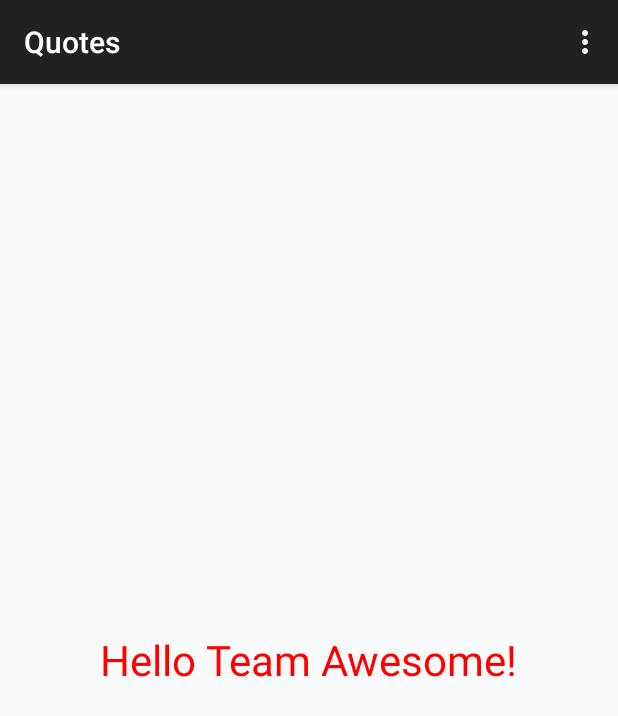
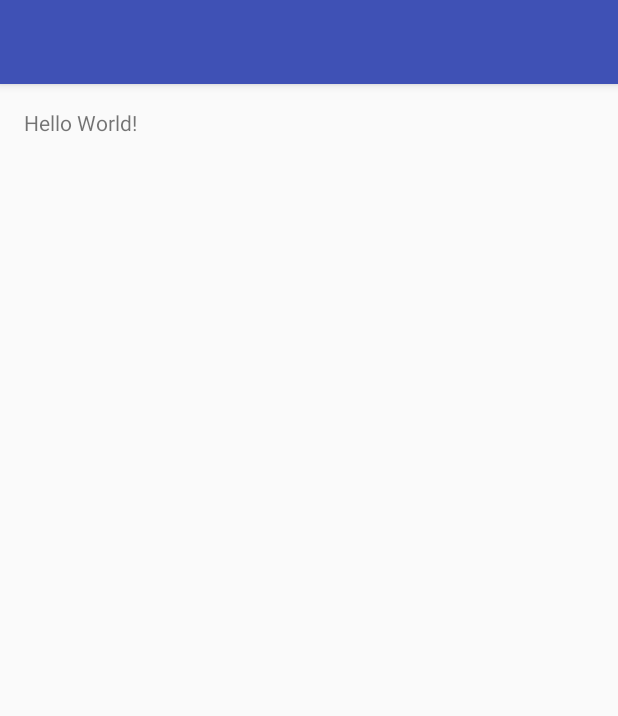
Before and after one commit to thexwts/cs246-quotes-app, an Android app: the screen it shows after launch (MainActivity), on a phone screen of 412 x 824 dp. Shown: the top 716 px of the screen. Run offline under Robolectric (Android 15) with nearby library versions, the phone set to English and light mode, and no system bars.

Commit message:
Fresh start

```diff
--- /dev/null
+++ b/app/src/main/java/edu/groupawesome/quotetracker/MainActivity.java
@@ -0,0 +1,13 @@
+package edu.groupawesome.quotetracker;
+
+import android.support.v7.app.AppCompatActivity;
+import android.os.Bundle;
+
+public class MainActivity extends AppCompatActivity {
+
+    @Override
+    protected void onCreate(Bundle savedInstanceState) {
+        super.onCreate(savedInstanceState);
+        setContentView(R.layout.activity_main);
+    }
+}
--- a/app/src/main/java/edu/teamawesome/cs246/quotes/MainActivity.java
+++ /dev/null
@@ -1,37 +0,0 @@
-package edu.teamawesome.cs246.quotes;
-
-import android.os.Bundle;
-import android.support.v7.app.ActionBarActivity;
-import android.view.Menu;
-import android.view.MenuItem;
-
-public class MainActivity extends ActionBarActivity {
-
-    @Override
-    protected void onCreate(Bundle savedInstanceState) {
-        super.onCreate(savedInstanceState);
-        setContentView(R.layout.activity_main);
-    }
-
-    @Override
-    public boolean onCreateOptionsMenu(Menu menu) {
-        // Inflate the menu; this adds items to the action bar if it is present.
-        getMenuInflater().inflate(R.menu.menu_main, menu);
-        return true;
-    }
-
-    @Override
-    public boolean onOptionsItemSelected(MenuItem item) {
-        // Handle action bar item clicks here. The action bar will
-        // automatically handle clicks on the Home/Up button, so long
-        // as you specify a parent activity in AndroidManifest.xml.
-        int id = item.getItemId();
-
-        //noinspection SimplifiableIfStatement
-        if (id == R.id.action_settings) {
-            return true;
-        }
-
-        return super.onOptionsItemSelected(item);
-    }
-}
--- a/app/src/main/res/layout/activity_main.xml
+++ b/app/src/main/res/layout/activity_main.xml
@@ -1,18 +1,27 @@
 <?xml version="1.0" encoding="utf-8"?>
-<RelativeLayout
+<android.support.design.widget.CoordinatorLayout
         xmlns:android="http://schemas.android.com/apk/res/android"
+        xmlns:app="http://schemas.android.com/apk/res-auto"
         xmlns:tools="http://schemas.android.com/tools"
         android:layout_width="match_parent"
         android:layout_height="match_parent"
-        android:paddingLeft="@dimen/activity_horizontal_margin"
-        android:paddingRight="@dimen/activity_horizontal_margin"
-        android:paddingTop="@dimen/activity_vertical_margin"
-        android:paddingBottom="@dimen/activity_vertical_margin"
-        tools:context="edu.teamawesome.cs246.quotes.MainActivity">
+        android:fitsSystemWindows="true"
+        tools:context="edu.groupawesome.quotetracker.MainActivity">
 
-    <TextView
-            android:text="Hello Team Awesome!"
-            android:layout_width="wrap_content"
-            android:layout_height="wrap_content" android:layout_centerVertical="true"
-            android:layout_centerHorizontal="true" android:textColor="#ff0000" android:textSize="28sp"/>
-</RelativeLayout>
+    <android.support.design.widget.AppBarLayout
+            android:layout_height="wrap_content"
+            android:layout_width="match_parent"
+            android:theme="@style/AppTheme.AppBarOverlay">
+
+        <android.support.v7.widget.Toolbar
+                android:id="@+id/toolbar"
+                android:layout_width="match_parent"
+                android:layout_height="?attr/actionBarSize"
+                android:background="?attr/colorPrimary"
+                app:popupTheme="@style/AppTheme.PopupOverlay"/>
+
+    </android.support.design.widget.AppBarLayout>
+
+    <include layout="@layout/content_main"/>
+
+</android.support.design.widget.CoordinatorLayout>
--- /dev/null
+++ b/app/src/main/res/layout/content_main.xml
@@ -0,0 +1,21 @@
+<?xml version="1.0" encoding="utf-8"?>
+<RelativeLayout
+        xmlns:android="http://schemas.android.com/apk/res/android"
+        xmlns:tools="http://schemas.android.com/tools"
+        xmlns:app="http://schemas.android.com/apk/res-auto"
+        android:layout_width="match_parent"
+        android:layout_height="match_parent"
+        android:paddingLeft="@dimen/activity_horizontal_margin"
+        android:paddingRight="@dimen/activity_horizontal_margin"
+        android:paddingTop="@dimen/activity_vertical_margin"
+        android:paddingBottom="@dimen/activity_vertical_margin"
+        app:layout_behavior="@string/appbar_scrolling_view_behavior"
+        tools:showIn="@layout/activity_main"
+        tools:context="edu.groupawesome.quotetracker.MainActivity">
+
+    <TextView
+        android:layout_width="wrap_content"
+        android:layout_height="wrap_content"
+        android:text="Hello World!" />
+
+</RelativeLayout>
--- a/app/src/main/res/menu/menu_main.xml
+++ /dev/null
@@ -1,9 +0,0 @@
-<menu xmlns:android="http://schemas.android.com/apk/res/android"
-      xmlns:app="http://schemas.android.com/apk/res-auto"
-      xmlns:tools="http://schemas.android.com/tools"
-      tools:context="edu.teamawesome.cs246.quotes.MainActivity">
-    <item android:id="@+id/action_settings"
-          android:title="@string/action_settings"
-          android:orderInCategory="100"
-          app:showAsAction="never"/>
-</menu>
--- /dev/null
+++ b/app/src/main/res/values-v21/styles.xml
@@ -0,0 +1,9 @@
+<resources>>
+
+    <style name="AppTheme.NoActionBar">
+        <item name="windowActionBar">false</item>
+        <item name="windowNoTitle">true</item>
+        <item name="android:windowDrawsSystemBarBackgrounds">true</item>
+        <item name="android:statusBarColor">@android:color/transparent</item>
+    </style>
+</resources>
--- /dev/null
+++ b/app/src/main/res/values/colors.xml
@@ -0,0 +1,6 @@
+<?xml version="1.0" encoding="utf-8"?>
+<resources>
+    <color name="colorPrimary">#3F51B5</color>
+    <color name="colorPrimaryDark">#303F9F</color>
+    <color name="colorAccent">#FF4081</color>
+</resources>
--- a/app/src/main/res/values/dimens.xml
+++ b/app/src/main/res/values/dimens.xml
@@ -2,4 +2,5 @@
     <!-- Default screen margins, per the Android Design guidelines. -->
     <dimen name="activity_horizontal_margin">16dp</dimen>
     <dimen name="activity_vertical_margin">16dp</dimen>
+    <dimen name="fab_margin">16dp</dimen>
 </resources>
--- a/app/src/main/res/values/strings.xml
+++ b/app/src/main/res/values/strings.xml
@@ -1,4 +1,4 @@
 <resources>
-    <string name="app_name">Quotes</string>
+    <string name="app_name">Quote Tracker</string>
     <string name="action_settings">Settings</string>
 </resources>
--- a/app/src/main/res/values/styles.xml
+++ b/app/src/main/res/values/styles.xml
@@ -3,6 +3,18 @@
     <!-- Base application theme. -->
     <style name="AppTheme" parent="Theme.AppCompat.Light.DarkActionBar">
         <!-- Customize your theme here. -->
+        <item name="colorPrimary">@color/colorPrimary</item>
+        <item name="colorPrimaryDark">@color/colorPrimaryDark</item>
+        <item name="colorAccent">@color/colorAccent</item>
     </style>
 
+    <style name="AppTheme.NoActionBar">
+        <item name="windowActionBar">false</item>
+        <item name="windowNoTitle">true</item>
+    </style>
+
+    <style name="AppTheme.AppBarOverlay" parent="ThemeOverlay.AppCompat.Dark.ActionBar"/>
+
+    <style name="AppTheme.PopupOverlay" parent="ThemeOverlay.AppCompat.Light"/>
+
 </resources>
--- a/build.gradle
+++ b/build.gradle
@@ -5,7 +5,7 @@ buildscript {
         jcenter()
     }
     dependencies {
-        classpath 'com.android.tools.build:gradle:1.5.0'
+        classpath 'com.android.tools.build:gradle:2.1.0'
 
         // NOTE: Do not place your application dependencies here; they belong
         // in the individual module build.gradle files
```
Also changed, not shown: app/build.gradle (+6 -5 lines), app/src/main/AndroidManifest.xml (+11 -10 lines), app/src/main/res/mipmap-hdpi/moroni_icon.png (deleted), gradle/wrapper/gradle-wrapper.properties, 9 other files.
